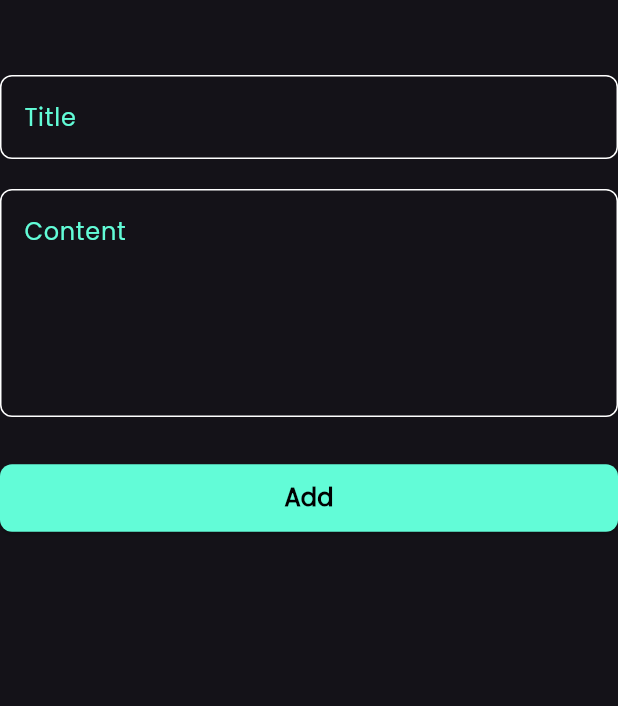
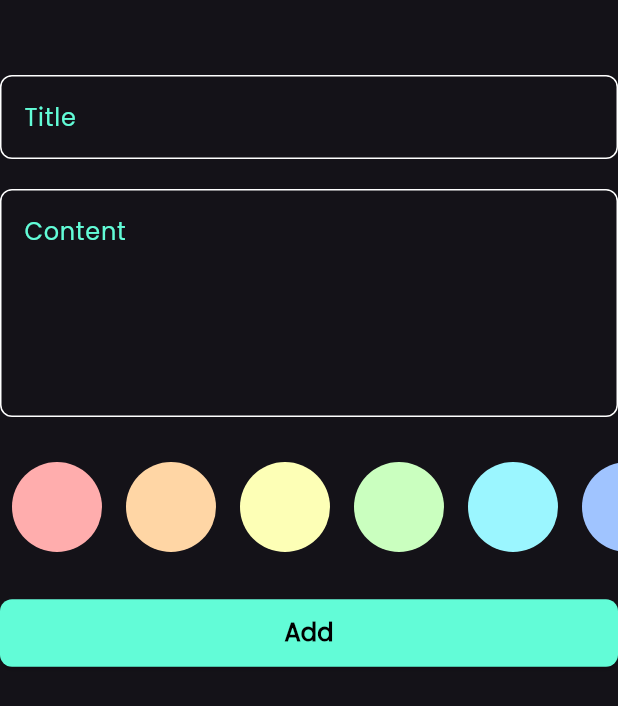
Before and after one commit to Nadeennoshy/simple_notes_app, a Flutter app: the AddNoteForm widget shown alone on an empty page, opened directly, on a phone screen of 412 x 824 dp. Shown: the top 706 px of the screen. Run offline on Flutter 3.47's test engine with Material 3 defaults, Android fonts, the phone set to English and light mode, and no system bars; our stand-ins replace bloc, flutter_bloc, hive, hive_flutter; accounts and stored records are empty.

Commit message:
create colors list

```diff
--- a/lib/constants.dart
+++ b/lib/constants.dart
@@ -2,3 +2,13 @@ import 'package:flutter/material.dart';
 
 const kPrimaryColor = Color(0xff62FCD7);
 const kNotesBox = 'notes_box';
+const kColors = [
+    Color(0xffffadad),
+    Color(0xffffd6a5),
+    Color(0xfffdffb6),
+    Color(0xffcaffbf),
+    Color(0xff9bf6ff),
+    Color(0xffa0c4ff),
+    Color(0xffbdb2ff),
+    Color(0xffffc6ff),
+  ];
--- a/lib/widgets/add_note_form.dart
+++ b/lib/widgets/add_note_form.dart
@@ -3,6 +3,7 @@ import 'package:flutter_bloc/flutter_bloc.dart';
 import 'package:intl/intl.dart';
 import 'package:simple_notes_app/cubits/add_note_cubit/add_note_cubit.dart';
 import 'package:simple_notes_app/models/note_model.dart';
+import 'package:simple_notes_app/widgets/colors_list_view.dart';
 import 'package:simple_notes_app/widgets/custom_button.dart';
 import 'package:simple_notes_app/widgets/custom_text_form_field.dart';
 
@@ -46,6 +47,10 @@ class _AddNoteFormState extends State<AddNoteForm> {
             const SizedBox(
               height: 30,
             ),
+            const ColorsListView(),
+            const SizedBox(
+              height: 30,
+            ),
             BlocBuilder<AddNoteCubit, AddNoteState>(
               builder: (context, state) {
                 return CustomButton(
--- /dev/null
+++ b/lib/widgets/color_item.dart
@@ -0,0 +1,13 @@
+import 'package:flutter/material.dart';
+
+class ColorItem extends StatelessWidget {
+  const ColorItem({super.key,required this.backgroundColor});
+  final Color backgroundColor;
+  @override
+  Widget build(BuildContext context) {
+    return CircleAvatar(
+      radius: 30,
+      backgroundColor: backgroundColor,
+    );
+  }
+}
--- /dev/null
+++ b/lib/widgets/colors_list_view.dart
@@ -0,0 +1,23 @@
+import 'package:flutter/widgets.dart';
+import 'package:simple_notes_app/constants.dart';
+import 'package:simple_notes_app/widgets/color_item.dart';
+
+class ColorsListView extends StatelessWidget {
+  const ColorsListView({super.key});
+
+  @override
+  Widget build(BuildContext context) {
+    return SizedBox(
+      height: 30*2,
+      child: ListView.builder(
+        scrollDirection: Axis.horizontal,
+        itemCount: kColors.length,
+        itemBuilder: (context,index){
+          return Padding(
+            padding: const EdgeInsets.symmetric(horizontal: 8.0),
+            child: ColorItem(backgroundColor: kColors[index]),
+          );
+        }),
+    );
+  }
+}
```
